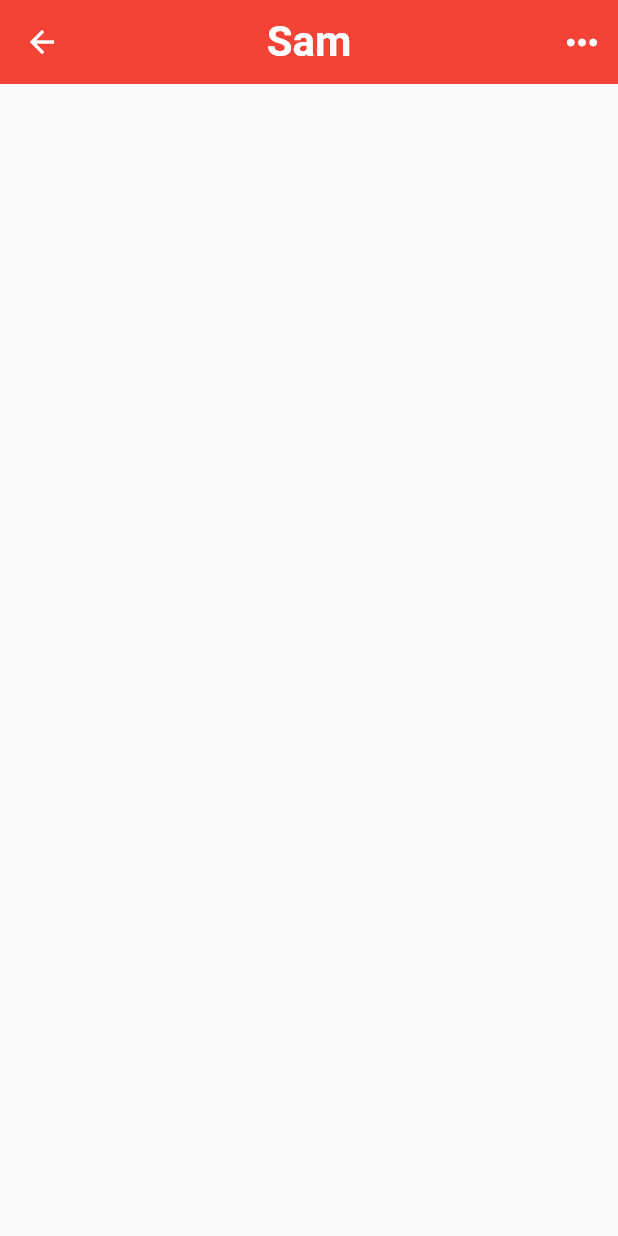
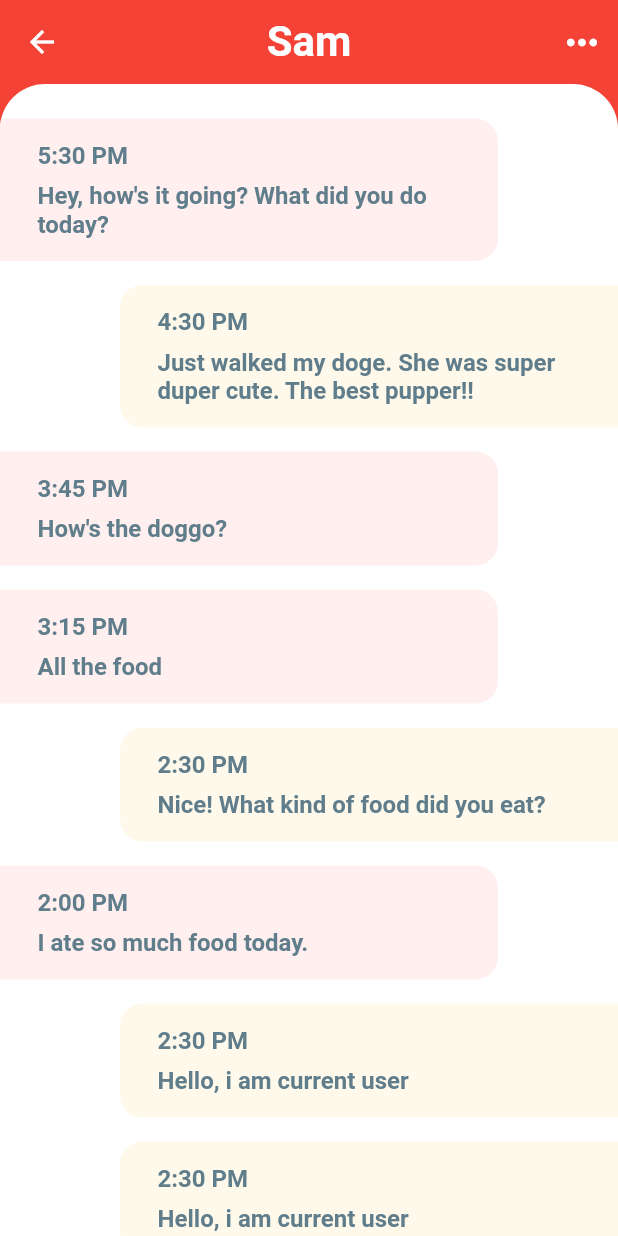
Before and after one commit to hossain-eee/Project-Flutter-Chat-UI, a Flutter app: the screen it shows after launch, after a tap on "Sam", on a phone screen of 412 x 824 dp. Run offline on Flutter 3.47's test engine with Material 2 defaults, Android fonts, the phone set to English and light mode, and no system bars.

Commit message:
Chat screen- show conversation data

```diff
--- a/lib/model/message_model.dart
+++ b/lib/model/message_model.dart
@@ -59,21 +59,21 @@ List<Message> chats = [
     isLiked: false,
     unread: false,
   ),
-Message(
+  Message(
     sender: sophia,
     time: '2:30 PM',
     text: 'Hey, how\'s it going? What did you do today?',
     isLiked: false,
     unread: true,
   ),
-   Message(
+  Message(
     sender: steven,
     time: '1:30 PM',
     text: 'Hey, how\'s it going? What did you do today?',
     isLiked: false,
     unread: false,
   ),
-   Message(
+  Message(
     sender: sam,
     time: '12:30 PM',
     text: 'Hey, how\'s it going? What did you do today?',
@@ -133,4 +133,39 @@ List<Message> messages = [
     isLiked: false,
     unread: true,
   ),
+  Message(
+    sender: currentUser,
+    time: '2:30 PM',
+    text: 'Hello, i am current user',
+    isLiked: false,
+    unread: true,
+  ),
+  Message(
+    sender: currentUser,
+    time: '2:30 PM',
+    text: 'Hello, i am current user',
+    isLiked: false,
+    unread: true,
+  ),
+  Message(
+    sender: currentUser,
+    time: '2:30 PM',
+    text: 'Hello, i am current user',
+    isLiked: false,
+    unread: true,
+  ),
+  Message(
+    sender: currentUser,
+    time: '2:30 PM',
+    text: 'Hello, i am current user',
+    isLiked: false,
+    unread: true,
+  ),
+  Message(
+    sender: currentUser,
+    time: '2:30 PM',
+    text: 'Hello, i am current user',
+    isLiked: false,
+    unread: true,
+  ),
 ];
--- a/lib/screen/chat_screen.dart
+++ b/lib/screen/chat_screen.dart
@@ -1,4 +1,5 @@
 import 'package:flutter/material.dart';
+import 'package:flutter_chat_ui/model/message_model.dart';
 import 'package:flutter_chat_ui/model/user_model.dart';
 
 class ChatScreen extends StatefulWidget {
@@ -10,15 +11,70 @@ class ChatScreen extends StatefulWidget {
 }
 
 class _ChatScreenState extends State<ChatScreen> {
+  _buildMessage(Message message, bool isMe) {
+    return Container(
+      margin: isMe
+          ? const EdgeInsets.only(
+              top: 8,
+              bottom: 8,
+              left: 80,
+            )
+          : const EdgeInsets.only(
+              top: 8,
+              bottom: 8,
+              right: 80,
+            ),
+      padding: const EdgeInsets.symmetric(horizontal: 25, vertical: 15),
+      decoration: BoxDecoration(
+        color: isMe
+            ? Theme.of(context).colorScheme.secondary
+            : const Color(0XFFFFEFEE),
+        borderRadius: isMe
+            ? const BorderRadius.only(
+                topLeft: Radius.circular(15),
+                bottomLeft: Radius.circular(15),
+              )
+            : const BorderRadius.only(
+                topRight: Radius.circular(15),
+                bottomRight: Radius.circular(15),
+              ),
+      ),
+      child: Column(
+        crossAxisAlignment: CrossAxisAlignment.start,
+        children: [
+          Text(
+            message.time,
+            style: const TextStyle(
+              color: Colors.blueGrey,
+              fontSize: 16,
+              fontWeight: FontWeight.w600,
+            ),
+          ),
+          const SizedBox(
+            height: 8,
+          ),
+          Text(
+            message.text,
+            style: const TextStyle(
+              color: Colors.blueGrey,
+              fontSize: 16,
+              fontWeight: FontWeight.w600,
+            ),
+          ),
+        ],
+      ),
+    );
+  }
+
   @override
   Widget build(BuildContext context) {
     return Scaffold(
-      // backgroundColor: Theme.of(context).primaryColor,
+      backgroundColor: Theme.of(context).primaryColor,
       appBar: AppBar(
         centerTitle: true,
         title: Text(
           widget.user.name,
-          style: TextStyle(fontSize: 28, fontWeight: FontWeight.bold),
+          style: const TextStyle(fontSize: 28, fontWeight: FontWeight.bold),
         ),
         elevation: 0.0,
         actions: [
@@ -32,6 +88,36 @@ class _ChatScreenState extends State<ChatScreen> {
           ),
         ],
       ),
+      body: Column(
+        children: [
+          Expanded(
+            child: Container(
+              decoration: const BoxDecoration(
+                color: Colors.white,
+                borderRadius: BorderRadius.only(
+                  topLeft: Radius.circular(30),
+                  topRight: Radius.circular(30),
+                ),
+              ),
+              child: ClipRRect(
+                borderRadius: const BorderRadius.only(
+                  topLeft: Radius.circular(30),
+                  topRight: Radius.circular(30),
+                ),
+                child: ListView.builder(
+                  padding: const EdgeInsets.only(top: 15.0),
+                  itemCount: messages.length,
+                  itemBuilder: (context, index) {
+                    final Message message = messages[index];
+                    final bool isMe = message.sender.id == currentUser.id;
+                    return _buildMessage(message, isMe);
+                  },
+                ),
+              ),
+            ),
+          ),
+        ],
+      ),
     );
   }
 }
```
